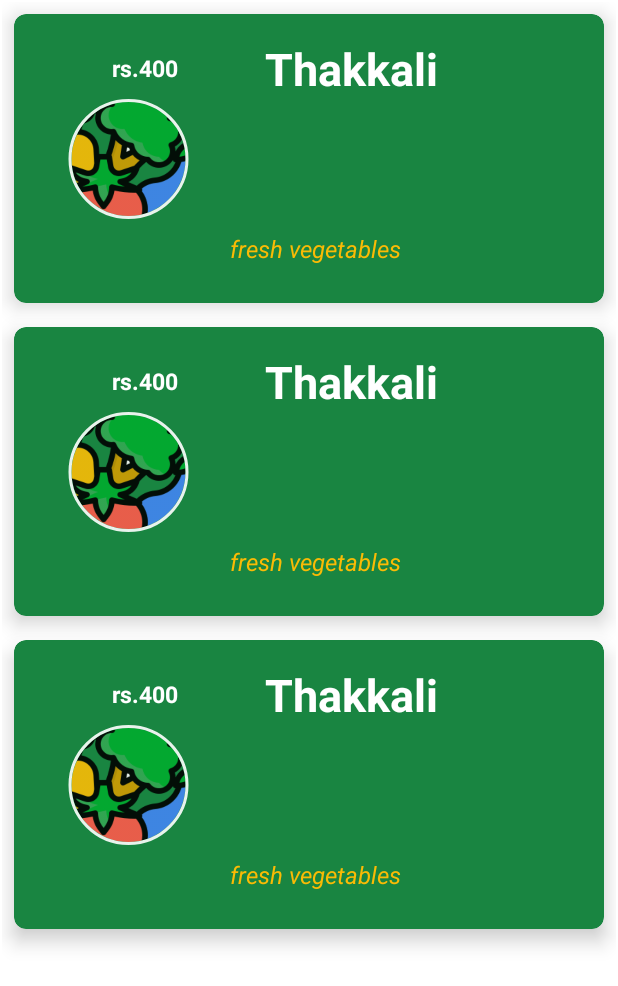
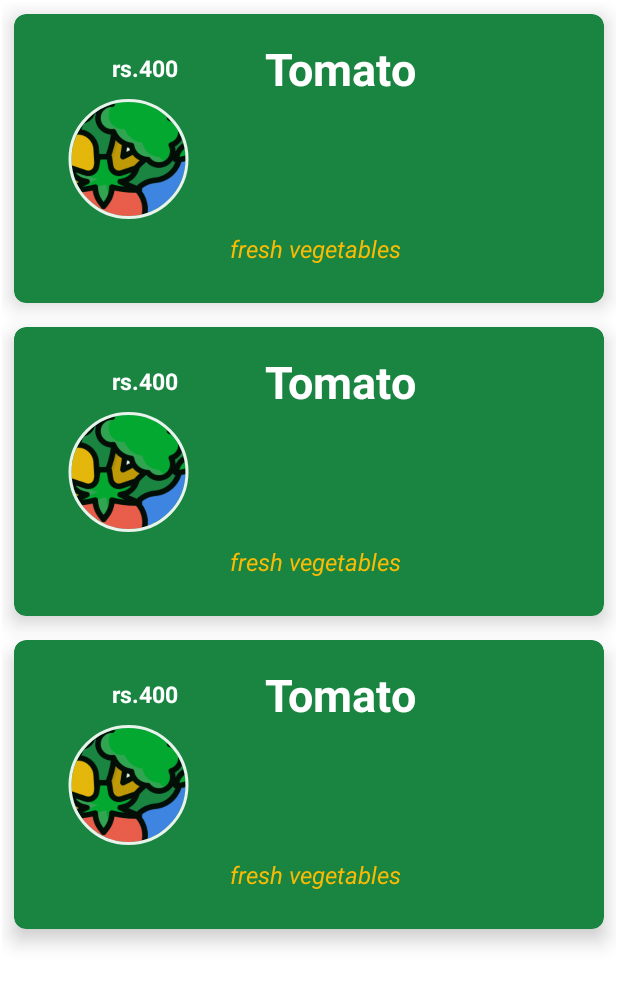
Before and after one commit to it21440472/Agri_App, an Android app: the layout activity_fetching.xml on its own in the app's theme, with its tools: preview values and no code run, on a phone screen of 412 x 824 dp. Shown: the top 986 px of the screen. Run offline under Robolectric (Android 15) with nearby library versions, the phone set to English and light mode, and no system bars.

Commit message:
complete product crud

```diff
--- a/app/src/main/res/layout/product_list_item.xml
+++ b/app/src/main/res/layout/product_list_item.xml
@@ -47,7 +47,7 @@
                 android:layout_gravity="center"
                 android:layout_marginLeft="10dp"
                 android:gravity="center"
-                android:text="Thakkali"
+                android:text="Tomato"
                 android:textColor="@color/white"
                 android:textSize="30sp"
                 android:textStyle="bold" />
```
